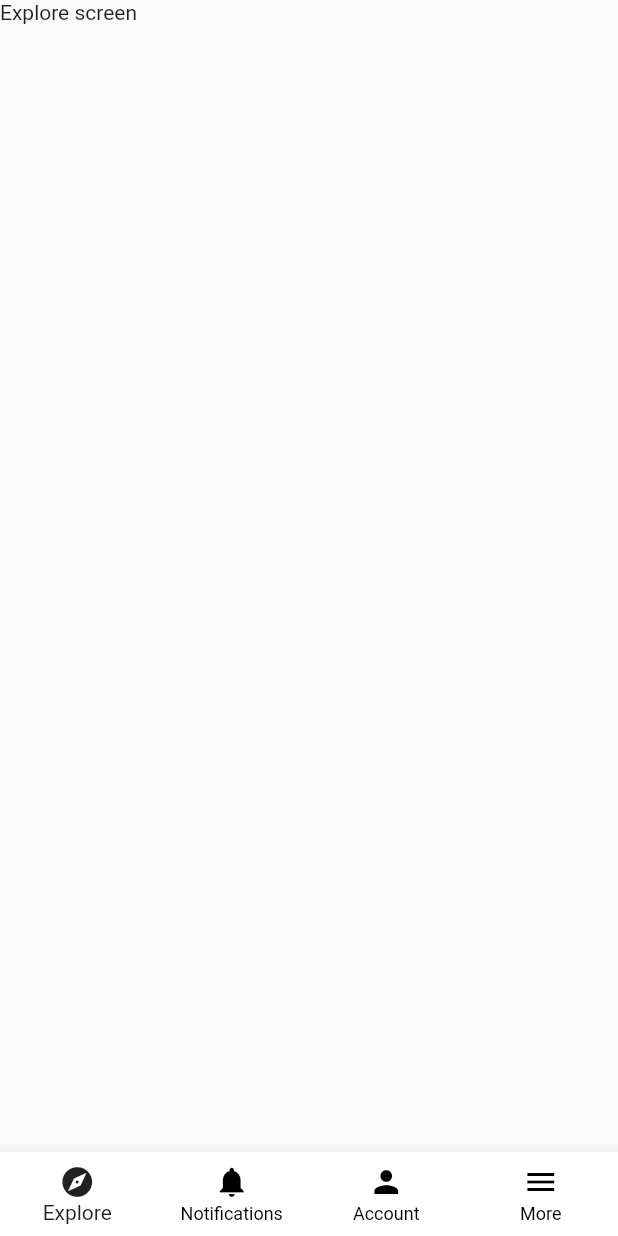
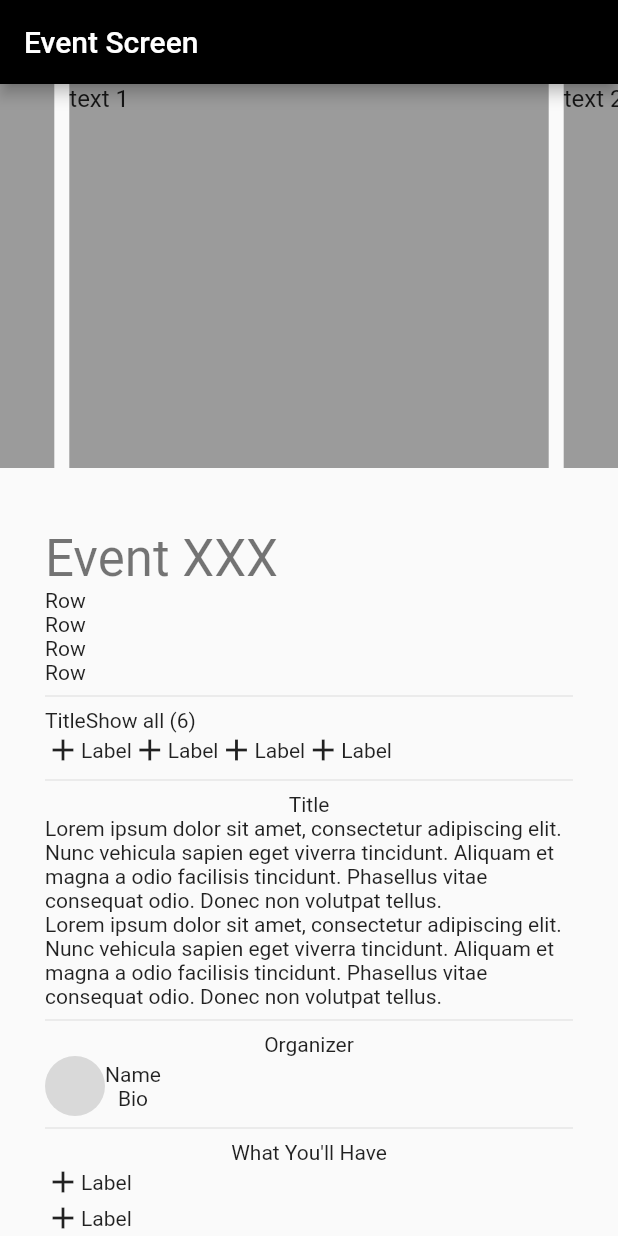
Before and after one commit to brfideliza/brfideliza, a Flutter app: the screen it shows after launch, on a phone screen of 412 x 824 dp. Run offline on Flutter 3.47's test engine with Material 2 defaults, Android fonts, the phone set to English and light mode, and no system bars; drawn by our look-alikes of carousel_slider; our stand-ins replace cloud_firestore, firebase_auth, firebase_core, fluttertoast; accounts and stored records are empty.

Commit message:
Add incomplete event screen

```diff
--- a/lib/main.dart
+++ b/lib/main.dart
@@ -2,6 +2,7 @@ import 'package:brfideliza/firebase_options.dart';
 import 'package:firebase_core/firebase_core.dart';
 import 'package:flutter/material.dart';
 
+import 'screens/events/event_screen.dart';
 import 'screens/initials/explore_screen.dart';
 // import 'package:flutter_web_plugins/flutter_web_plugins.dart';
 
@@ -24,13 +25,15 @@ class BrFideliza extends StatelessWidget {
   Widget build(BuildContext context) {
     return MaterialApp(
       title: "BrFideliza",
-      initialRoute: ExploreScreen.id,
+      theme: ThemeData(),
+      initialRoute: EventScreen.id,
       routes: {
         SplashScreen.id: (context) => const SplashScreen(),
         LoginScreen.id: (context) => const LoginScreen(),
         RegistrationScreen.id: (context) => const RegistrationScreen(),
         ForgotPasswordScreen.id: (context) => const ForgotPasswordScreen(),
         ExploreScreen.id: (context) => const ExploreScreen(),
+        EventScreen.id: (context) => const EventScreen(),
       },
     );
   }
--- a/lib/screens/events/event_screen.dart
+++ b/lib/screens/events/event_screen.dart
@@ -0,0 +1,184 @@
+import 'package:carousel_slider/carousel_slider.dart';
+import 'package:flutter/material.dart';
+
+class EventScreen extends StatefulWidget {
+  const EventScreen({super.key});
+  static const String id = 'event_screen';
+
+  @override
+  State<EventScreen> createState() => _EventScreenState();
+}
+
+class _EventScreenState extends State<EventScreen> {
+  @override
+  Widget build(BuildContext context) {
+    return SafeArea(
+      child: Scaffold(
+        appBar: AppBar(
+          title: const Text("Event Screen"),
+          backgroundColor: Colors.black,
+        ),
+        body: Column(
+          children: [
+            CarouselSlider(
+              options: CarouselOptions(height: 256.0),
+              items: [1, 2, 3, 4, 5].map((i) {
+                return Builder(
+                  builder: (BuildContext context) {
+                    return Container(
+                        width: MediaQuery.of(context).size.width,
+                        margin: const EdgeInsets.symmetric(horizontal: 5.0),
+                        decoration: const BoxDecoration(color: Colors.black38),
+                        child: Text(
+                          'text $i',
+                          style: const TextStyle(fontSize: 16.0),
+                        ));
+                  },
+                );
+              }).toList(),
+            ),
+            Padding(
+              padding: const EdgeInsets.symmetric(vertical: 40, horizontal: 30),
+              child: SingleChildScrollView(
+                child: Column(
+                  mainAxisAlignment: MainAxisAlignment.start,
+                  crossAxisAlignment: CrossAxisAlignment.start,
+                  children: [
+                    Text(
+                      "Event XXX",
+                      style: Theme.of(context).textTheme.headlineMedium,
+                    ),
+                    const Column(
+                      children: [
+                        Row(
+                          children: [Text("Row")],
+                        ),
+                        Row(
+                          children: [Text("Row")],
+                        ),
+                        Row(
+                          children: [Text("Row")],
+                        ),
+                        Row(
+                          children: [Text("Row")],
+                        ),
+                      ],
+                    ),
+                    const Divider(),
+                    const Column(
+                      children: [
+                        Row(
+                          children: [
+                            Column(
+                              children: [Text("Title")],
+                            ),
+                            Column(
+                              children: [Text("Show all (6)")],
+                            )
+                          ],
+                        ),
+                        Row(
+                          children: [
+                            Record(),
+                            Record(),
+                          ],
+                        ),
+                      ],
+                    ),
+                    const Divider(),
+                    const Column(
+                      children: [
+                        Text("Title"),
+                        Text(
+                            "Lorem ipsum dolor sit amet, consectetur adipiscing elit. Nunc vehicula sapien eget viverra tincidunt. Aliquam et magna a odio facilisis tincidunt. Phasellus vitae consequat odio. Donec non volutpat tellus."),
+                        Text(
+                            "Lorem ipsum dolor sit amet, consectetur adipiscing elit. Nunc vehicula sapien eget viverra tincidunt. Aliquam et magna a odio facilisis tincidunt. Phasellus vitae consequat odio. Donec non volutpat tellus."),
+                      ],
+                    ),
+                    const Divider(),
+                    const Column(
+                      children: [Text("Organizer"), ProfileCard()],
+                    ),
+                    const Divider(),
+                    const Column(
+                      children: [
+                        Text("What You'll Have"),
+                        Item(),
+                        Item(),
+                        Item(),
+                        Item(),
+                      ],
+                    ),
+                    TextButton(
+                      onPressed: () {},
+                      child: const Text("Register"),
+                    ),
+                  ],
+                ),
+              ),
+            ),
+          ],
+        ),
+      ),
+    );
+  }
+}
+
+class ProfileCard extends StatelessWidget {
+  const ProfileCard({
+    super.key,
+  });
+
+  @override
+  Widget build(BuildContext context) {
+    return const Row(
+      children: [
+        CircleAvatar(
+          backgroundColor: Color(0xFFD9D9D9),
+        ),
+        Column(
+          children: [
+            Text("Name"),
+            Text("Bio"),
+          ],
+        )
+      ],
+    );
+  }
+}
+
+class Record extends StatelessWidget {
+  const Record({
+    super.key,
+  });
+
+  @override
+  Widget build(BuildContext context) {
+    return const Row(
+      children: [
+        Item(),
+        Item(),
+      ],
+    );
+  }
+}
+
+class Item extends StatelessWidget {
+  const Item({
+    super.key,
+  });
+
+  @override
+  Widget build(BuildContext context) {
+    return const Row(
+      children: [
+        Column(
+          children: [Icon(Icons.add)],
+        ),
+        Column(
+          children: [Text("Label")],
+        ),
+      ],
+    );
+  }
+}
--- a/lib/screens/initials/explore_screen.dart
+++ b/lib/screens/initials/explore_screen.dart
@@ -11,12 +11,39 @@ class ExploreScreen extends StatefulWidget {
 class _ExploreScreenState extends State<ExploreScreen> {
   int _index = 0;
 
+  static const List<Widget> _pages = <Widget>[
+    Icon(
+      Icons.explore,
+      size: 150,
+    ),
+    Icon(
+      Icons.notifications,
+      size: 150,
+    ),
+    Icon(
+      Icons.person,
+      size: 150,
+    ),
+    Icon(
+      Icons.menu,
+      size: 150,
+    ),
+  ];
+
   @override
   Widget build(BuildContext context) {
     return SafeArea(
       child: Scaffold(
-        // appBar: ,
-        body: const Text("Explore screen"),
+        appBar: AppBar(
+          title: const Text("BrFideliza"),
+          backgroundColor: Colors.black,
+        ),
+        body: Center(
+          child: IndexedStack(
+            index: _index,
+            children: _pages,
+          ),
+        ),
         bottomNavigationBar: BottomNavigationBar(
           onTap: (newIndex) => setState(() => _index = newIndex),
           currentIndex: _index,
--- a/pubspec.yaml
+++ b/pubspec.yaml
@@ -16,6 +16,7 @@ dependencies:
   firebase_core: ^2.14.0
   flutter_web_plugins:
     sdk: flutter
+  carousel_slider: ^4.2.1
 
 dev_dependencies:
   flutter_lints: ^2.0.0
```
Also changed, not shown: pubspec.lock.
